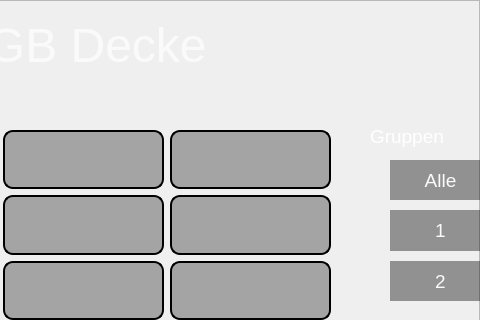
Old version of the form Programme/ControlPanel-3-0/ui/einstellung_rgb_decke.ui in the repository mvu/jugendprojekt; both pictures show x 320 to 800 and y 0 to 320 of the 800 by 480 pixel window.
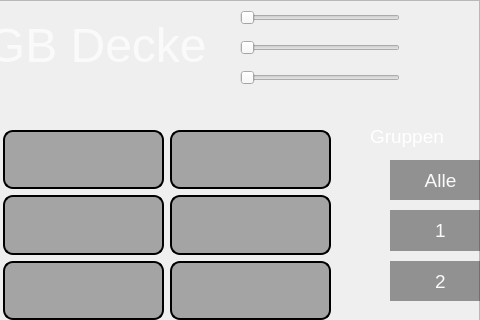
New version of the form. Icons and pictures are not drawn.

Commit message: added software slider for testing

```diff
--- a/Programme/ControlPanel-3-0/ui/einstellung_rgb_decke.ui
+++ b/Programme/ControlPanel-3-0/ui/einstellung_rgb_decke.ui
@@ -132,6 +132,32 @@
    <property name="frameShadow">
     <enum>QFrame::Raised</enum>
    </property>
+   <widget class="QSlider" name="RSlider">
+    <property name="geometry">
+     <rect>
+      <x>560</x>
+      <y>10</y>
+      <width>160</width>
+      <height>16</height>
+     </rect>
+    </property>
+    <property name="orientation">
+     <enum>Qt::Horizontal</enum>
+    </property>
+   </widget>
+   <widget class="QSlider" name="BSlider">
+    <property name="geometry">
+     <rect>
+      <x>560</x>
+      <y>70</y>
+      <width>160</width>
+      <height>16</height>
+     </rect>
+    </property>
+    <property name="orientation">
+     <enum>Qt::Horizontal</enum>
+    </property>
+   </widget>
   </widget>
   <widget class="QFrame" name="frame_grundriss">
    <property name="geometry">
@@ -841,6 +867,19 @@
     </item>
    </layout>
   </widget>
+  <widget class="QSlider" name="GSlider">
+   <property name="geometry">
+    <rect>
+     <x>560</x>
+     <y>40</y>
+     <width>160</width>
+     <height>16</height>
+    </rect>
+   </property>
+   <property name="orientation">
+    <enum>Qt::Horizontal</enum>
+   </property>
+  </widget>
   <zorder>frame_background</zorder>
   <zorder>frame_grundriss</zorder>
   <zorder>label_title</zorder>
```
Left out of the diff: 1 changed line with no effect on the pictures. The commit also changes 3 other files.
